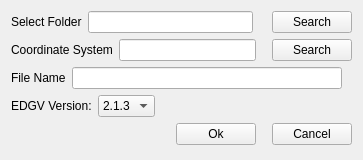
First picture: the form in DbTools/cria_spatialite_dialog_base.ui, repository dsgoficial/DsgTools, before the edit.
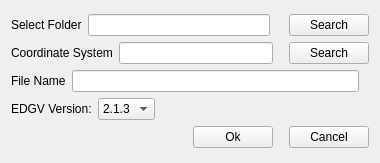
Second picture: the form after the edit.

Patch:
```diff
--- a/DbTools/cria_spatialite_dialog_base.ui
+++ b/DbTools/cria_spatialite_dialog_base.ui
@@ -7,8 +7,8 @@
    <rect>
     <x>0</x>
     <y>0</y>
-    <width>363</width>
-    <height>160</height>
+    <width>380</width>
+    <height>163</height>
    </rect>
   </property>
   <property name="sizePolicy">
@@ -32,6 +32,8 @@
   <property name="windowTitle">
    <string>Create Spatialite</string>
   </property>
+  <layout class="QGridLayout" name="gridLayout">
+   <item row="0" column="0">
   <layout class="QVBoxLayout" name="verticalLayout">
    <item>
     <layout class="QHBoxLayout" name="horizontalLayout">
@@ -219,6 +221,8 @@
         <string>Cancel</string>
        </property>
       </widget>
+       </item>
+      </layout>
      </item>
     </layout>
    </item>
```
Lines whose indentation alone changed are shown as unchanged.
